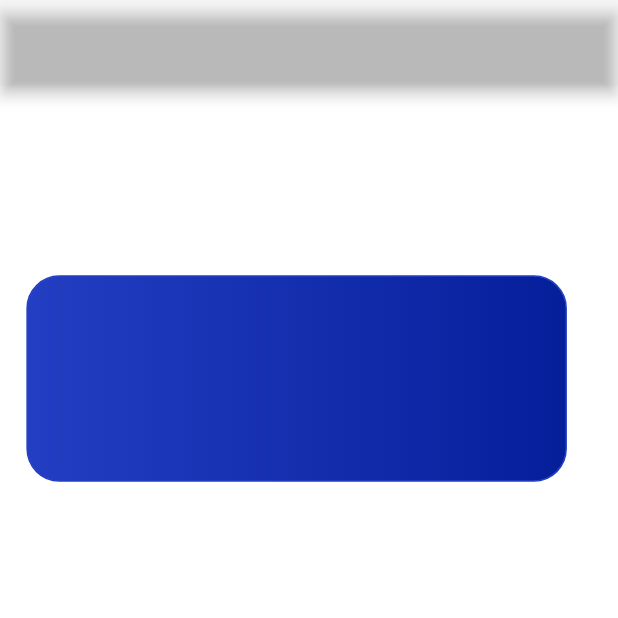
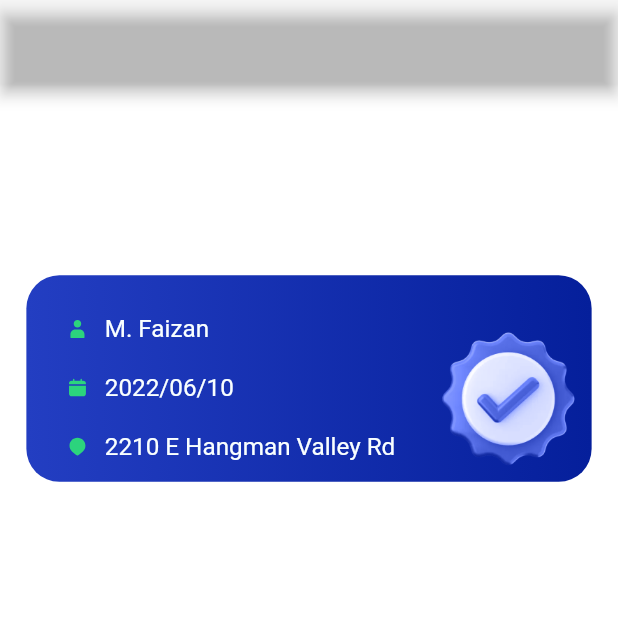
Before and after one commit to AhmadTechB/ahmad_programing, a Flutter app: the screen it shows after launch, on a phone screen of 412 x 824 dp, the top half of it. Run offline on Flutter 3.47's test engine with Material 2 defaults, Android fonts, the light colour scheme and no system bars; our stand-ins replace flutter_screenutil, flutter_svg, lottie; Roboto replaces fonts that are missing (Avenir).

Commit message:
kyc_container_done

```diff
--- a/lib/constant/app_style/app_style.dart
+++ b/lib/constant/app_style/app_style.dart
@@ -10,6 +10,7 @@ class AppTextStyle {
     fontSize: 34 * SizeConfig.textMultiplier!,
     // fontFamily: 'Circular',
   );
+
   static TextStyle text16DarkBlue1237W700 = TextStyle(
     color: AppColor.darkBlue1237,
     fontWeight: FontWeight.w700,
@@ -36,6 +37,13 @@ class AppTextStyle {
     color: AppColor.whiteTextColorF9FFFF,
     fontWeight: FontWeight.w700,
     fontSize: 18 * SizeConfig.textMultiplier!,
+    // fontFamily: 'Circular',
+  );
+
+  static TextStyle text16BWhiteF9FFFFCW400 = TextStyle(
+    color: AppColor.whiteTextColorF9FFFF,
+    fontWeight: FontWeight.w400,
+    fontSize: 16 * SizeConfig.textMultiplier!,
     // fontFamily: 'Circular',
   );
 
--- a/lib/constant/image_path/image_path.dart
+++ b/lib/constant/image_path/image_path.dart
@@ -15,5 +15,8 @@ class ImagePath{
   static const String seeMoreIcon = "assets/onboarding/see_more_icon.svg";
   static const String cashaaInsightIcon = "assets/onboarding/cashaa_insight_icon.png";
   static const String usersIcon = "assets/common/user_icon.svg";
-
+  static const String locationIcon = "assets/common/location_icon.svg";
+  static const String calenderIcon = "assets/common/calender_icon.svg";
+  static const String trueIcon = "assets/common/true_icon.svg";
+  static const String truesIcon = "assets/common/trues_icon.png";
 }
--- a/lib/home_screen/kyc_status_verified.dart
+++ b/lib/home_screen/kyc_status_verified.dart
@@ -25,7 +25,7 @@ class _KycStatusVerifiedState extends State<KycStatusVerified> {
             height: 126 * SizeConfig.heightMultiplier!,
           ),
           Container(
-            width: 328* SizeConfig.widthMultiplier!,
+            width: 368* SizeConfig.widthMultiplier!,
             height: 136* SizeConfig.heightMultiplier!,
             margin: EdgeInsets.only(
                 left: 16 * SizeConfig.widthMultiplier!,
@@ -33,40 +33,71 @@ class _KycStatusVerifiedState extends State<KycStatusVerified> {
             decoration: BoxDecoration(
               gradient: LinearGradient(
                 colors: [
-                  Color(0xff233EC2),
-                  Color(0xff051F9B)
+                  AppColor.blueContColor3EC2,
+                  AppColor.blueContColor1F9B,
                 ],
               ),
-              color: AppColor.blueContColor1F9B,
               borderRadius:
               BorderRadius.circular(20 * SizeConfig.widthMultiplier!),
-              border: Border.all(
-                color: AppColor.blueContColor3EC2,
             ),
+            child: Padding(
+              padding:  EdgeInsets.only(
+                top: 24 * SizeConfig.widthMultiplier!,
+                left: 24 * SizeConfig.widthMultiplier!,
               ),
               child: Row(
                 children: [
-                Container(
-                  child: Column(
+                  Column(
                     mainAxisAlignment: MainAxisAlignment.start,
                     crossAxisAlignment: CrossAxisAlignment.start,
                     children: [
                       Row(
                         children: [
-                          ImageLoader.imageAsset(imagePath: ImagePath.usersIcon)
-                        ],
-                      )
+                          ImageLoader.svgImageAsset(imagePath: ImagePath.usersIcon),
+                          SizedBox(
+                            width: 9 * SizeConfig.widthMultiplier!,
+                          ),
+                          Text("M. Faizan",
+                          style: AppTextStyle.text16BWhiteF9FFFFCW400,
+                          ),
                         ],
                       ),
+                      SizedBox(
+                        height: 20 * SizeConfig.heightMultiplier!,
                       ),
-                Container(
-                  child: Column(
+                      Row(
                         children: [
-
+                          ImageLoader.svgImageAsset(imagePath: ImagePath.calenderIcon),
+                          SizedBox(
+                            width: 9 * SizeConfig.widthMultiplier!,
+                          ),
+                          Text("2022/06/10",
+                            style: AppTextStyle.text16BWhiteF9FFFFCW400,
+                          ),
                         ],
                       ),
-                )
+                      SizedBox(
+                        height: 20 * SizeConfig.heightMultiplier!,
+                      ),
+                      Row(
+                        children: [
+                          ImageLoader.svgImageAsset(imagePath: ImagePath.locationIcon),
+                          SizedBox(
+                            width: 9 * SizeConfig.widthMultiplier!,
+                          ),
+                          Text("2210 E Hangman Valley Rd",
+                            style: AppTextStyle.text16BWhiteF9FFFFCW400,
+                          ),
                         ],
+                      ),
+                    ],
+                  ),
+                  Spacer(),
+                  ImageLoader.imageAsset(
+                    imagePath: ImagePath.truesIcon,
+                  ),
+                ],
+              ),
             ),
           ),
         ],
```
Also changed, not shown: assets/common/calender_icon.svg (added), assets/common/location_icon.svg (added), assets/common/true_icon.svg (added), assets/common/trues_icon.png (added). Lines whose indentation alone changed are shown as unchanged.
